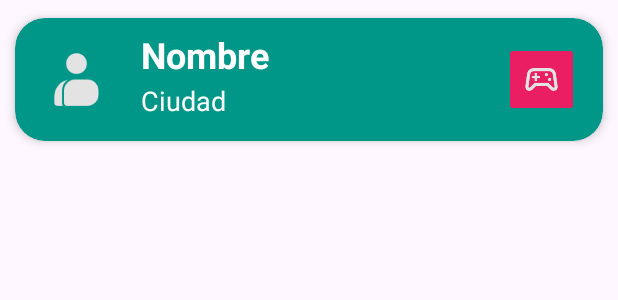
After one commit to erick4875/GameLend, an Android app: the layout usuario_cardview.xml on its own in the app's theme, with its tools: preview values and no code run, on a phone screen of 412 x 824 dp. The commit adds this screen. Shown: the top 300 px of the screen. Run offline under Robolectric (Android 15) with nearby library versions, the phone set to English and light mode, and no system bars.

Commit message:
Creamos CardView y adaptador.

```diff
--- /dev/null
+++ b/app/src/main/res/layout/usuario_cardview.xml
@@ -0,0 +1,84 @@
+<?xml version="1.0" encoding="utf-8"?>
+<androidx.cardview.widget.CardView xmlns:android="http://schemas.android.com/apk/res/android"
+    xmlns:app="http://schemas.android.com/apk/res-auto"
+    xmlns:tools="http://schemas.android.com/tools"
+    android:id="@+id/cv"
+    android:layout_width="match_parent"
+    android:layout_height="wrap_content"
+    android:animateLayoutChanges="true"
+    app:cardCornerRadius="20dp"
+    app:cardElevation="4dp"
+    app:cardUseCompatPadding="true"
+    android:backgroundTint="#009688">
+    <LinearLayout
+        android:layout_width="match_parent"
+        android:layout_height="wrap_content"
+        android:animateLayoutChanges="true"
+        android:orientation="vertical">
+        <RelativeLayout
+            android:layout_width="match_parent"
+            android:layout_height="wrap_content"
+            android:orientation="horizontal"
+            android:padding="6dp">
+            <ImageView
+                android:id="@+id/imageViewUsuario"
+                android:layout_width="70dp"
+                android:layout_height="70dp"
+                android:layout_alignParentStart="true"
+                android:layout_centerVertical="true"
+                android:layout_gravity="center"
+                android:paddingLeft="14dp"
+                android:paddingRight="14dp"
+                app:srcCompat="@drawable/perfil_usuario"
+                android:layout_alignParentLeft="true"
+                android:background="#009688" />
+
+            <LinearLayout
+                android:layout_width="wrap_content"
+                android:layout_height="wrap_content"
+                android:layout_alignParentTop="true"
+                android:layout_marginStart="4dp"
+                android:layout_marginLeft="4dp"
+                android:layout_marginTop="2dp"
+                android:layout_toEndOf="@+id/imageViewUsuario"
+                android:layout_toRightOf="@id/imageViewUsuario"
+                android:orientation="vertical">
+
+                <TextView
+                    android:id="@+id/TextViewNombre"
+                    android:layout_width="wrap_content"
+                    android:layout_height="wrap_content"
+                    android:layout_marginLeft="4dp"
+                    android:layout_marginBottom="2dp"
+                    android:text="Nombre"
+                    android:textColor="@android:color/white"
+                    android:textSize="24sp"
+                    android:textStyle="bold" />
+
+                <TextView
+                    android:id="@+id/TextViewCiudad"
+                    android:layout_width="wrap_content"
+                    android:layout_height="wrap_content"
+                    android:layout_marginLeft="4dp"
+                    android:textColor="@color/white"
+                    android:text="Ciudad"
+                    android:textSize="18sp" />
+            </LinearLayout>
+
+            <ImageButton
+                android:id="@+id/imageButtonJuegos"
+                android:layout_width="50dp"
+                android:layout_height="50dp"
+                android:layout_alignParentEnd="true"
+                android:layout_centerInParent="false"
+                android:layout_centerHorizontal="false"
+                android:layout_centerVertical="true"
+                android:layout_marginEnd="10dp"
+                tools:srcCompat="@drawable/mando"
+                android:backgroundTint="#E91E63"
+                android:scaleType="fitCenter" />
+
+        </RelativeLayout>
+    </LinearLayout>
+
+</androidx.cardview.widget.CardView>
```
Also changed, not shown: app/src/main/java/com/example/gamelend/Clases/ListAdapter.java (added, +69 -0 lines), app/src/main/java/com/example/gamelend/Clases/Usuario.java (added, +27 -0 lines), app/src/main/res/layout/activity_main.xml (+9 -9 lines), app/src/main/res/drawable/mando.png (added), app/src/main/res/drawable/perfil_usuario.png (added).
